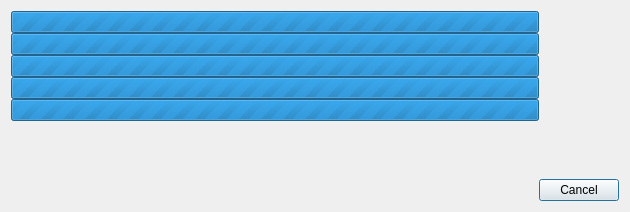
Before: the Qt Designer form xdialogprocess.ui in horsicq/FormatDialogs, drawn with Qt 5.
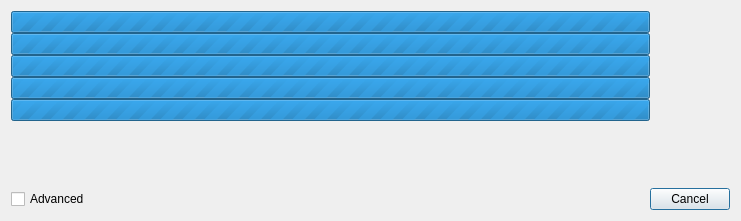
After: the same form once the commit is applied.

```diff
--- a/xdialogprocess.ui
+++ b/xdialogprocess.ui
@@ -9,8 +9,8 @@
    <rect>
     <x>0</x>
     <y>0</y>
-    <width>630</width>
-    <height>212</height>
+    <width>741</width>
+    <height>221</height>
    </rect>
   </property>
   <property name="windowTitle">
@@ -218,6 +218,26 @@
    </item>
    <item>
     <layout class="QHBoxLayout" name="horizontalLayout">
+     <item>
+      <widget class="QCheckBox" name="checkBoxAdvanced">
+       <property name="text">
+        <string>Advanced</string>
+       </property>
+      </widget>
+     </item>
+     <item>
+      <spacer name="horizontalSpacer">
+       <property name="orientation">
+        <enum>Qt::Horizontal</enum>
+       </property>
+       <property name="sizeHint" stdset="0">
+        <size>
+         <width>40</width>
+         <height>20</height>
+        </size>
+       </property>
+      </spacer>
+     </item>
      <item>
       <widget class="QLabel" name="labelTime">
        <property name="minimumSize">
@@ -243,19 +263,6 @@
        </property>
       </widget>
      </item>
-     <item>
-      <spacer name="horizontalSpacer">
-       <property name="orientation">
-        <enum>Qt::Horizontal</enum>
-       </property>
-       <property name="sizeHint" stdset="0">
-        <size>
-         <width>40</width>
-         <height>20</height>
-        </size>
-       </property>
-      </spacer>
-     </item>
      <item>
       <widget class="QPushButton" name="pushButtonCancel">
        <property name="text">
```
